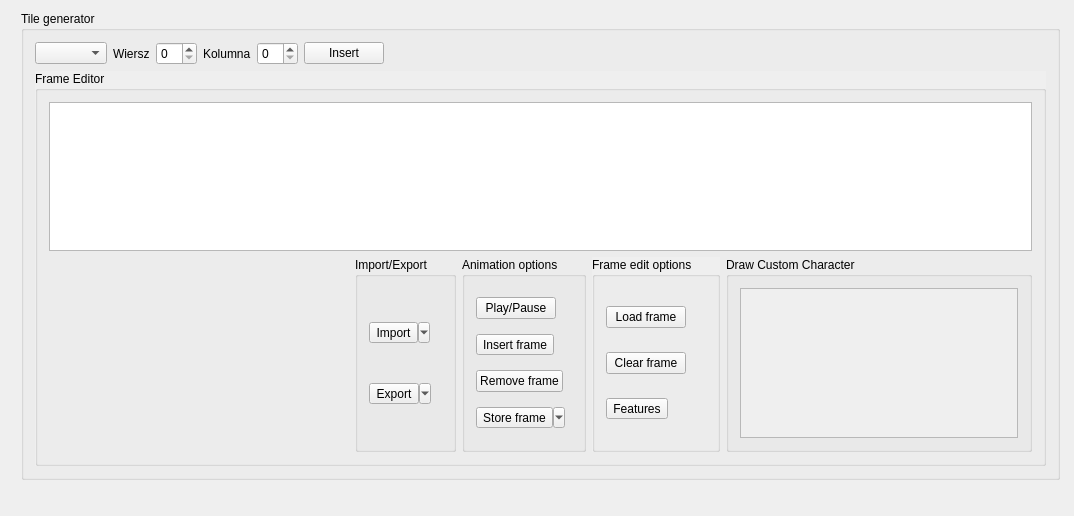
Old version of the form animationwindow.ui in the repository Lukasynex/LCD_Animator.
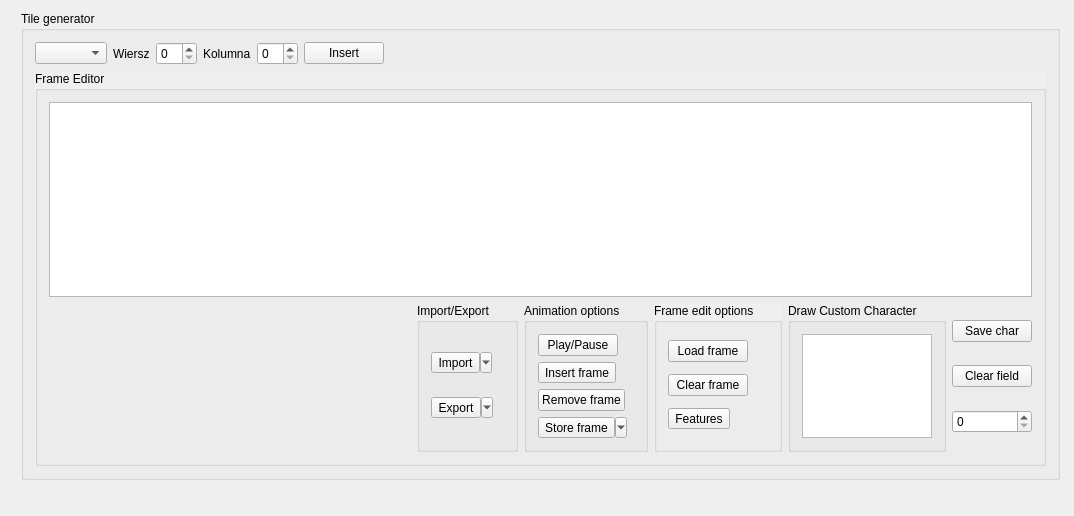
New version of the form. Custom widgets are drawn as their Qt base class.

Patch:
```diff
--- a/animationwindow.ui
+++ b/animationwindow.ui
@@ -317,7 +317,13 @@
                <item>
                 <widget class="LedMatrix" name="CustomCharacter">
                  <property name="enabled">
-                  <bool>false</bool>
+                  <bool>true</bool>
+                 </property>
+                 <property name="sizePolicy">
+                  <sizepolicy hsizetype="Ignored" vsizetype="Ignored">
+                   <horstretch>0</horstretch>
+                   <verstretch>0</verstretch>
+                  </sizepolicy>
                  </property>
                  <attribute name="horizontalHeaderVisible">
                   <bool>false</bool>
@@ -330,6 +336,27 @@
               </layout>
              </widget>
             </item>
+            <item>
+             <layout class="QVBoxLayout" name="CustomCharLayout">
+              <item>
+               <widget class="QPushButton" name="saveCustomChar_button">
+                <property name="text">
+                 <string>Save char</string>
+                </property>
+               </widget>
+              </item>
+              <item>
+               <widget class="QPushButton" name="pushButton_2">
+                <property name="text">
+                 <string>Clear field</string>
+                </property>
+               </widget>
+              </item>
+              <item>
+               <widget class="QSpinBox" name="customCharsRange"/>
+              </item>
+             </layout>
+            </item>
            </layout>
           </item>
          </layout>
```
